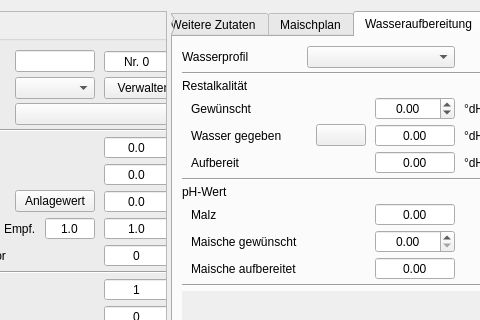
First picture: the form in kleiner-brauhelfer/tabrezept.ui, repository kleiner-brauhelfer/kleiner-brauhelfer-2, before the edit; both pictures show x 131 to 611 and y 0 to 320 of the 1086 by 714 pixel window.
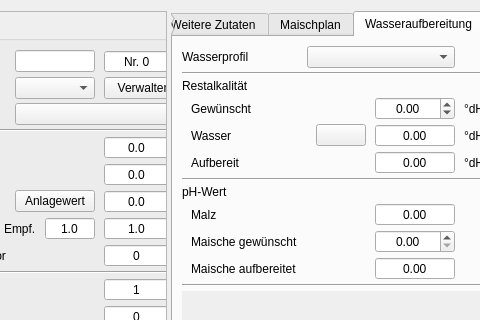
Second picture: the form after the edit. The open tabs and pages were chosen to show the change. Icons and pictures are not drawn. Custom widgets are drawn as their Qt base class.

Patch:
```diff
--- a/kleiner-brauhelfer/tabrezept.ui
+++ b/kleiner-brauhelfer/tabrezept.ui
@@ -1468,7 +1468,7 @@
           <item row="4" column="0">
            <widget class="QLabel" name="label_69">
             <property name="text">
-             <string>Wasser gegeben</string>
+             <string>Wasser</string>
             </property>
             <property name="indent">
              <number>9</number>
```
Left out of the diff: 105 changed lines with no effect on the pictures.
